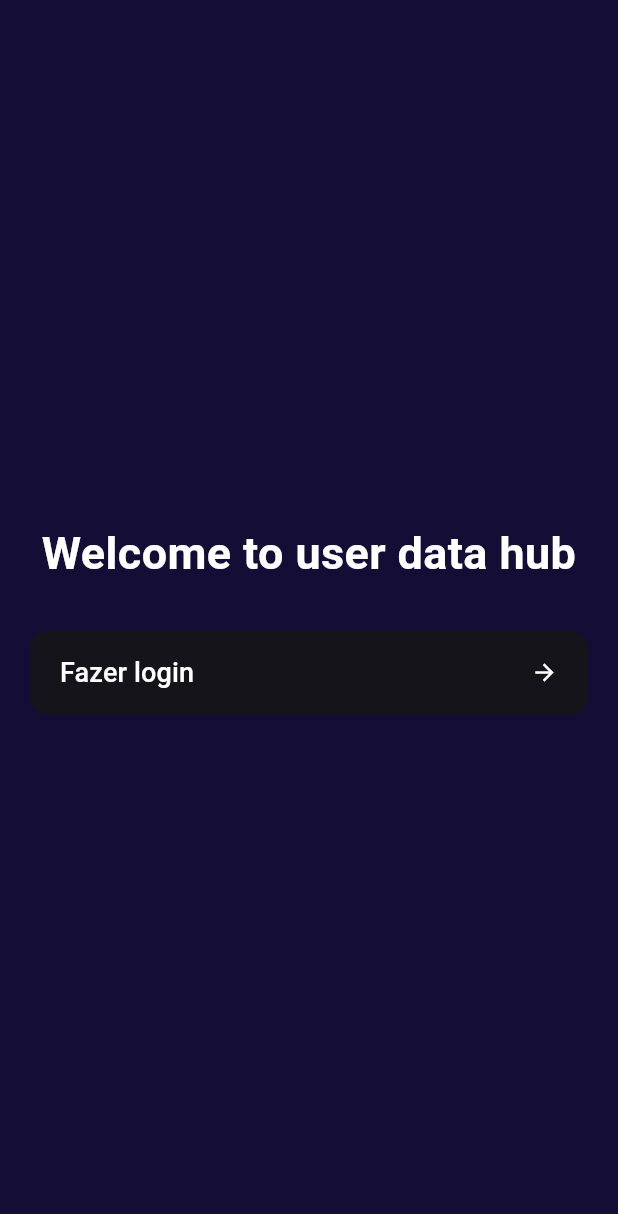
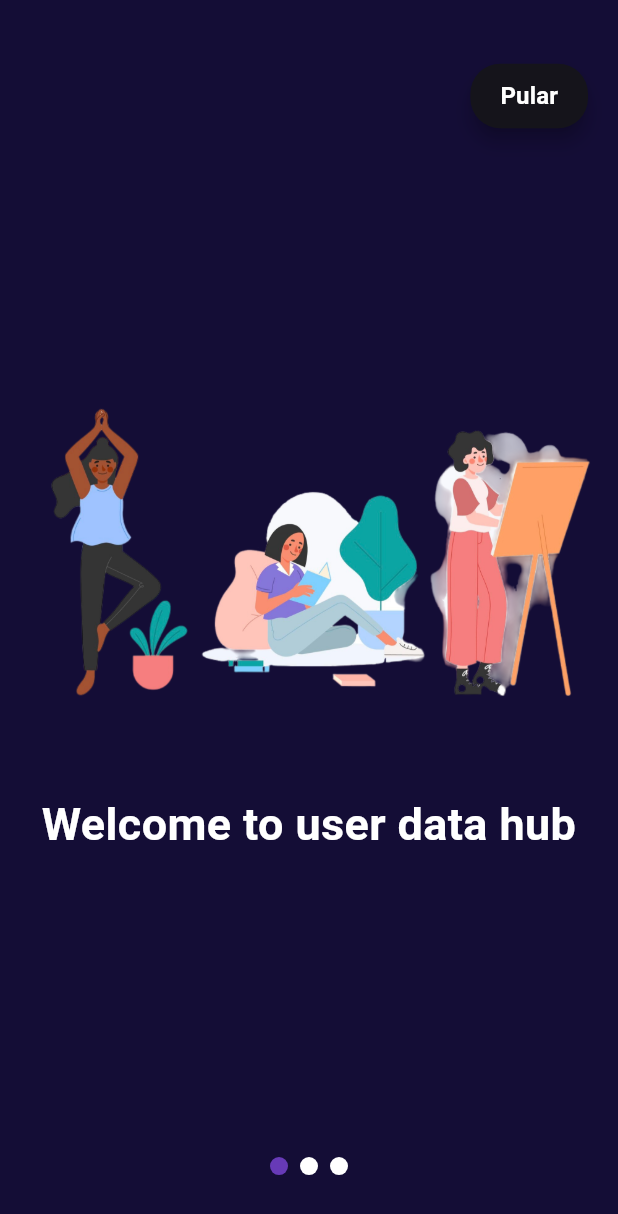
Before and after one commit to FelipeMatthew/udh_mobile, a Flutter app: the screen it shows after launch, on a phone screen of 412 x 824 dp. Shown: the top 1214 px of the screen. Run offline on Flutter 3.47's test engine with Material 3 defaults, Android fonts, the phone set to English and light mode, and no system bars; drawn by our look-alikes of smooth_page_indicator.

Commit message:
welcome screen

```diff
--- a/lib/pages/splash.dart
+++ b/lib/pages/splash.dart
@@ -1,6 +1,6 @@
 import 'package:flutter/material.dart';
 import 'package:flutter/services.dart';
-import 'package:udh_mobile/pages/welcome.dart';
+import 'package:udh_mobile/pages/welcome/welcome.dart';
 
 class SplashScreen extends StatefulWidget {
   const SplashScreen({super.key});
--- a/lib/pages/welcome.dart
+++ /dev/null
@@ -1,65 +0,0 @@
-import 'package:flutter/material.dart';
-import 'package:udh_mobile/pages/login.dart';
-
-class WelcomeScreen extends StatefulWidget {
-  const WelcomeScreen({super.key});
-
-  @override
-  State<WelcomeScreen> createState() => _WelcomeScreenState();
-}
-
-class _WelcomeScreenState extends State<WelcomeScreen> {
-  @override
-  Widget build(BuildContext context) {
-    return Scaffold(
-      backgroundColor: Color.fromRGBO(20, 13, 54, 1),
-      body: Padding(
-          padding: EdgeInsets.all(20),
-          child: Column(
-            mainAxisAlignment: MainAxisAlignment.center,
-            children: [
-              const Text(
-                'Welcome to user data hub',
-                textAlign: TextAlign.center,
-                style: TextStyle(
-                    fontSize: 30,
-                    fontWeight: FontWeight.bold,
-                    color: Colors.white),
-              ),
-              Container(
-                height: 30,
-              ),
-              ElevatedButton(
-                  onPressed: () {
-                    Navigator.push(
-                        context,
-                        MaterialPageRoute(
-                            builder: (context) => const LoginScreen()));
-                  },
-                  style: ElevatedButton.styleFrom(
-                    backgroundColor:
-                        const Color.fromARGB(255, 21, 20, 27), // Cor de fundo
-                    foregroundColor: Colors.white, // Cor do texto
-                    shape: RoundedRectangleBorder(
-                      borderRadius:
-                          BorderRadius.circular(12), // Bordas arredondadas
-                    ),
-                    padding: const EdgeInsets.symmetric(
-                        vertical: 15, horizontal: 20), // Altura do botão
-                    elevation: 0, // Remove a sombra
-                  ),
-                  child: const Row(
-                    mainAxisAlignment: MainAxisAlignment.spaceBetween,
-                    children: [
-                      Text(
-                        'Fazer login',
-                        style: TextStyle(fontSize: 18),
-                      ),
-                      Icon(Icons.arrow_forward, color: Colors.white)
-                    ],
-                  ))
-            ],
-          )),
-    );
-  }
-}
--- /dev/null
+++ b/lib/pages/welcome/screen_one.dart
@@ -0,0 +1,31 @@
+import 'package:flutter/material.dart';
+
+class WelcomeScreenOne extends StatelessWidget {
+  const WelcomeScreenOne({super.key});
+
+  @override
+  Widget build(BuildContext context) {
+    return Scaffold(
+      backgroundColor: const Color.fromRGBO(20, 13, 54, 1),
+      body: Center(
+        child: Column(
+          mainAxisAlignment: MainAxisAlignment.center,
+          children: [
+            Image.asset('assets/images/pic01.png'),
+            Padding(
+              padding: EdgeInsets.all(20),
+              child: Text(
+                'Welcome to user data hub',
+                textAlign: TextAlign.center,
+                style: TextStyle(
+                    color: Colors.white,
+                    fontWeight: FontWeight.bold,
+                    fontSize: 30),
+              ),
+            )
+          ],
+        ),
+      ),
+    );
+  }
+}
--- /dev/null
+++ b/lib/pages/welcome/welcome.dart
@@ -0,0 +1,80 @@
+import 'package:flutter/material.dart';
+import 'package:smooth_page_indicator/smooth_page_indicator.dart';
+import 'package:udh_mobile/pages/login.dart';
+import 'package:udh_mobile/pages/welcome/screen_one.dart';
+import 'package:udh_mobile/pages/welcome/screen_two.dart';
+import 'package:udh_mobile/pages/welcome/screen_three.dart';
+
+class WelcomeScreen extends StatefulWidget {
+  const WelcomeScreen({super.key});
+
+  @override
+  State<WelcomeScreen> createState() => _WelcomeScreenState();
+}
+
+class _WelcomeScreenState extends State<WelcomeScreen> {
+  PageController _pageController = PageController();
+
+  @override
+  Widget build(BuildContext context) {
+    return Scaffold(
+      body: Stack(
+        children: [
+          PageView(
+            controller: _pageController,
+            children: const [
+              WelcomeScreenOne(),
+              WelcomeScreenTwo(),
+              WelcomeScreenThree(),
+            ],
+          ),
+          Container(
+            alignment: const Alignment(0, 0.90),
+            child: SmoothPageIndicator(
+              controller: _pageController,
+              count: 3,
+              effect: const WormEffect(
+                dotColor: Colors.white,
+                activeDotColor: Colors.deepPurple,
+                dotHeight: 12.0,
+                dotWidth: 12.0,
+              ),
+            ),
+          ),
+          Positioned(
+            top: 40,
+            right: 20,
+            child: ElevatedButton(
+              onPressed: () {
+                if (_pageController.hasClients &&
+                    _pageController.page!.round() == 2) {
+                  Navigator.push(
+                      context,
+                      MaterialPageRoute(
+                          builder: (context) => const LoginScreen()));
+                } else {
+                  _pageController.jumpToPage(2); // Pular para a última página
+                }
+              },
+              style: ElevatedButton.styleFrom(
+                backgroundColor: const Color.fromARGB(255, 21, 20, 27),
+                foregroundColor: Colors.white, // Cor do texto
+                padding:
+                    const EdgeInsets.symmetric(horizontal: 20, vertical: 10),
+                shape: RoundedRectangleBorder(
+                  borderRadius:
+                      BorderRadius.circular(20), // Bordas arredondadas
+                ),
+                elevation: 5, // Sombra do botão
+              ),
+              child: const Text(
+                "Pular",
+                style: TextStyle(fontSize: 16, fontWeight: FontWeight.bold),
+              ),
+            ),
+          ),
+        ],
+      ),
+    );
+  }
+}
--- a/pubspec.yaml
+++ b/pubspec.yaml
@@ -30,6 +30,8 @@ environment:
 dependencies:
   flutter:
     sdk: flutter
+  introduction_screen: ^3.1.14
+  smooth_page_indicator: ^1.0.0
 
 
   # The following adds the Cupertino Icons font to your application.
@@ -62,7 +64,7 @@ flutter:
 
   # To add assets to your application, add an assets section, like this:
   assets:
-    - assets/images/logo.png
+    - assets/images/
 
   # An image asset can refer to one or more resolution-specific "variants", see
   # https://flutter.dev/assets-and-images/#resolution-aware
```
Also changed, not shown: lib/pages/welcome/screen_three.dart (added, +31 -0 lines), lib/pages/welcome/screen_two.dart (added, +31 -0 lines), assets/images/pic01.png (added), assets/images/pic02.png (added), assets/images/pic03.png (added), pubspec.lock.
